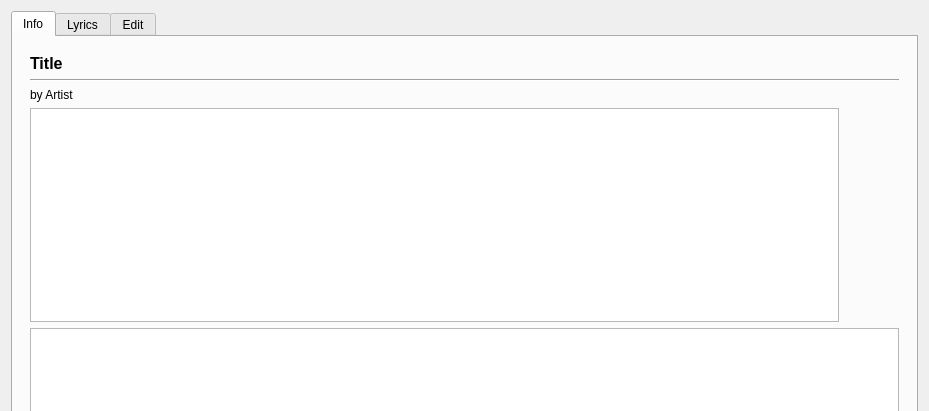
Inferno214221/sayonara-player, file src/GUI/InfoDialog/GUI_InfoDialog.ui: the form before one commit; both pictures show x 0 to 929 and y 0 to 411 of the 929 by 600 pixel window.
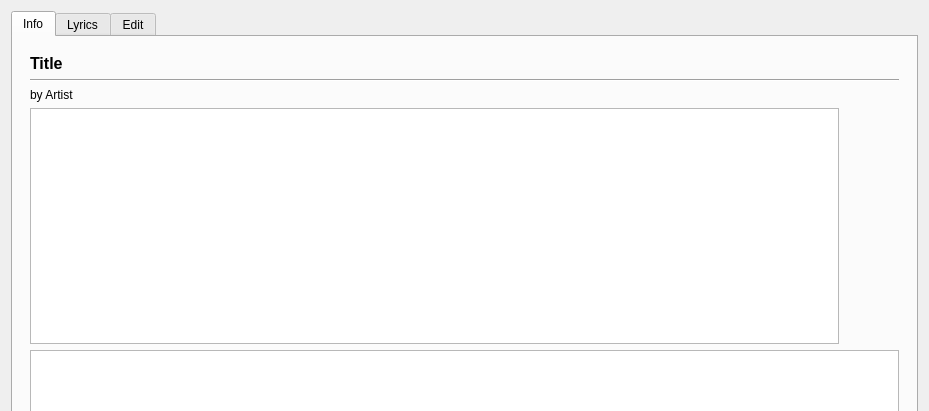
The form after the commit. Icons and pictures are not drawn. Custom widgets are drawn as their Qt base class.

What changed in the file:
```diff
--- a/src/GUI/InfoDialog/GUI_InfoDialog.ui
+++ b/src/GUI/InfoDialog/GUI_InfoDialog.ui
@@ -94,7 +94,7 @@
           <item row="4" column="1">
            <widget class="QTableWidget" name="table_info">
             <property name="sizePolicy">
-             <sizepolicy hsizetype="MinimumExpanding" vsizetype="Expanding">
+             <sizepolicy hsizetype="MinimumExpanding" vsizetype="MinimumExpanding">
               <horstretch>0</horstretch>
               <verstretch>0</verstretch>
              </sizepolicy>
@@ -112,6 +112,12 @@
           </item>
           <item row="4" column="2">
            <widget class="CoverButton" name="btn_image">
+            <property name="sizePolicy">
+             <sizepolicy hsizetype="Minimum" vsizetype="MinimumExpanding">
+              <horstretch>0</horstretch>
+              <verstretch>0</verstretch>
+             </sizepolicy>
+            </property>
             <property name="focusPolicy">
              <enum>Qt::StrongFocus</enum>
             </property>
@@ -175,7 +181,7 @@
           <item row="5" column="1" colspan="2">
            <widget class="QListWidget" name="list_paths">
             <property name="sizePolicy">
-             <sizepolicy hsizetype="Preferred" vsizetype="Expanding">
+             <sizepolicy hsizetype="Preferred" vsizetype="Maximum">
               <horstretch>0</horstretch>
               <verstretch>0</verstretch>
              </sizepolicy>
```
